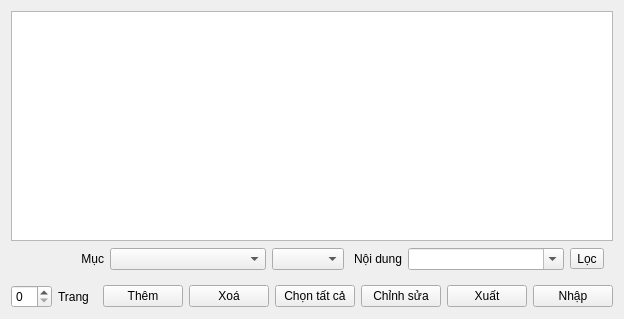
The window that app/view/widget/uitableview.ui (emtrai/hrm_monastery) describes before a commit, drawn with Qt 5.
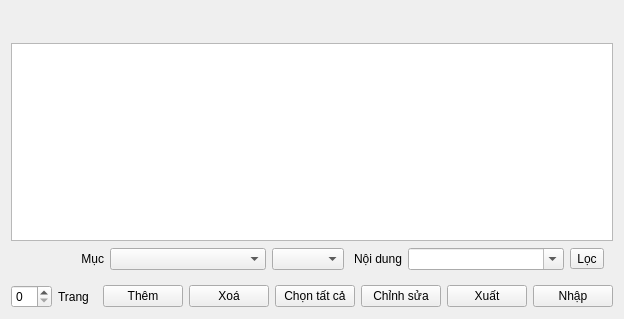
The same window after the commit. Icons and pictures are not drawn.

```diff
--- a/app/view/widget/uitableview.ui
+++ b/app/view/widget/uitableview.ui
@@ -15,7 +15,29 @@
   </property>
   <layout class="QVBoxLayout" name="verticalLayout">
    <item>
-    <widget class="QTableWidget" name="tblList"/>
+    <widget class="QLabel" name="lblTitle">
+     <property name="font">
+      <font>
+       <pointsize>17</pointsize>
+       <bold>true</bold>
+      </font>
+     </property>
+     <property name="text">
+      <string/>
+     </property>
+    </widget>
+   </item>
+   <item>
+    <widget class="QTableWidget" name="tblList">
+     <property name="font">
+      <font>
+       <pointsize>15</pointsize>
+      </font>
+     </property>
+     <property name="editTriggers">
+      <set>QAbstractItemView::EditKeyPressed</set>
+     </property>
+    </widget>
    </item>
    <item>
     <widget class="QWidget" name="wgFilter" native="true">
```
Left out of the diff: 10 changed lines with no effect on the pictures.
